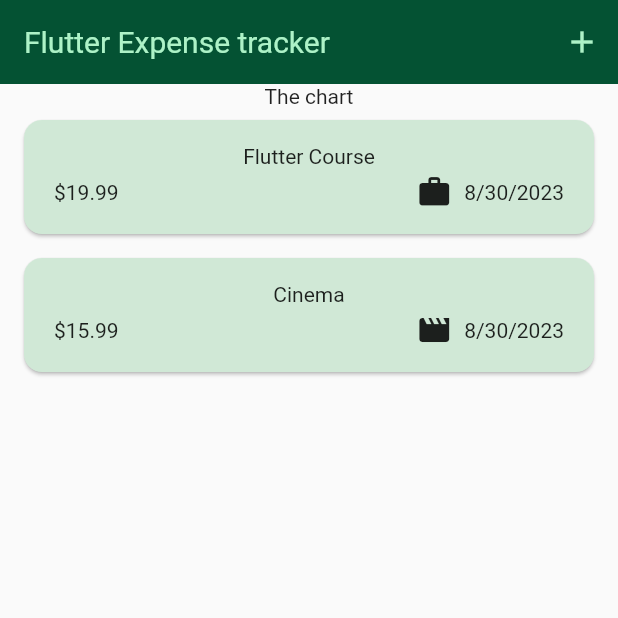
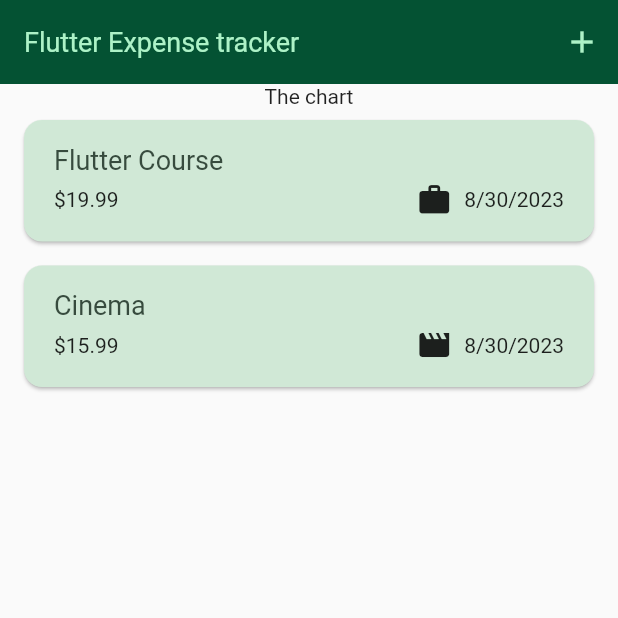
Before and after one commit to itsmartashub/flutter-03-expensetracker, a Flutter app: the screen it shows after launch, on a phone screen of 412 x 824 dp, the top half of it. Run offline on Flutter 3.47's test engine with Material 2 defaults, Android fonts, the phone set to English and light mode, and no system bars.

Commit message:
05-030 using theme data in widgets. add red bg on `Dismissible`

````diff
--- a/lib/main.dart
+++ b/lib/main.dart
@@ -37,7 +37,7 @@ void main() {
                 titleLarge: TextStyle(
                   fontWeight: FontWeight.normal,
                   color: kColorScheme.onSecondaryContainer,
-                  fontSize: 20,
+                  fontSize: 18,
                 ),
               )
           // svi skrins ce imati ovaj bg
--- a/lib/widgets/expenses_list/expense_item.dart
+++ b/lib/widgets/expenses_list/expense_item.dart
@@ -13,8 +13,16 @@ class ExpenseItem extends StatelessWidget {
       child: Padding(
         padding: const EdgeInsets.symmetric(vertical: 16, horizontal: 20),
         // child: Text(expense.title),
-        child: Column(children: [
-          Text(expense.title),
+        child: Column(
+          crossAxisAlignment: CrossAxisAlignment.start,
+          children: [
+            Text(
+              expense.title,
+              // i ovo zada aplajduje TextStyle koji je setovan za titleLarge ili iz default TextStyle-a, ili, kao u nasem slucaju iz naseg TextStyle koji smo overwritovali za titleLarge
+              style: Theme.of(context).textTheme.titleLarge,
+              // cak i ovde mozemo chainovati copyWith() da kopiramo default TextStyle i overwritujemo ga svojim
+              // style: Theme.of(context).textTheme.titleLarge.copyWith(),
+            ),
             const SizedBox(height: 4),
             Row(
               children: [
@@ -35,7 +43,8 @@ class ExpenseItem extends StatelessWidget {
                 ),
               ],
             )
-        ]),
+          ],
+        ),
       ),
     );
   }
--- a/lib/widgets/expenses_list/expenses_list.dart
+++ b/lib/widgets/expenses_list/expenses_list.dart
@@ -29,10 +29,23 @@ class ExpensesList extends StatelessWidget {
         ```   ValueKey(expenses[index])
         ! Medjutim ovo uklanja widget samo vizuelno, iz UI, ali moramo ukloniti i iz data liste zapravo jer dodje do greske kada krenemo da kreiramo novi expense.  koristimo onDismissed Dismissible parametar za to, a fn _removeExpense() idemo da kreiramo u expenses.dart. Medjutim, onDismissed zeli FUNKCIJU za value koja uzima DismissDirection za input sto govori da li svajpujemo s leva na desno ili s desna na levo */
       itemBuilder: (ctx, index) => Dismissible(
+        key: ValueKey(expenses[index]),
+        // background trazo Widget, mi kor Container jer ima mng feature, izmedju ostalog i color. colorScheme je flutter property, a ono uzima boje iz onog naseg kColorScheme
+        background: Container(
+          // mozemo dodati opacity na boju sa chainovanjem .withOpacity()
+          color: Theme.of(context).colorScheme.error.withOpacity(0.5),
+          /* stavljamo margin da pocne gde i nas card
+          - ali to bas nije pametno ovako staticno jer sta ako se promeni margin carda, onda moramo i ovo. zato bolje d adohvatimo margin carda i unesemo ovde za margin
+          - inace mora da se napise margin! sa uzvicnikom jer on tripuje da je margin null, pa mu govorimo da nije */
+          // margin: EdgeInsets.symmetric(horizontal: 16), // I
+          // margin: Theme.of(context).cardTheme.margin, // II
+          margin: EdgeInsets.symmetric(
+            horizontal: Theme.of(context).cardTheme.margin!.horizontal,
+          ), // III za margin samo levo-desno
+        ),
         onDismissed: (direction) {
           onRemoveExpense(expenses[index]);
         },
-        key: ValueKey(expenses[index]),
         child: ExpenseItem(expenses[index]),
       ),
     );
````
Lines whose indentation alone changed are shown as unchanged.
